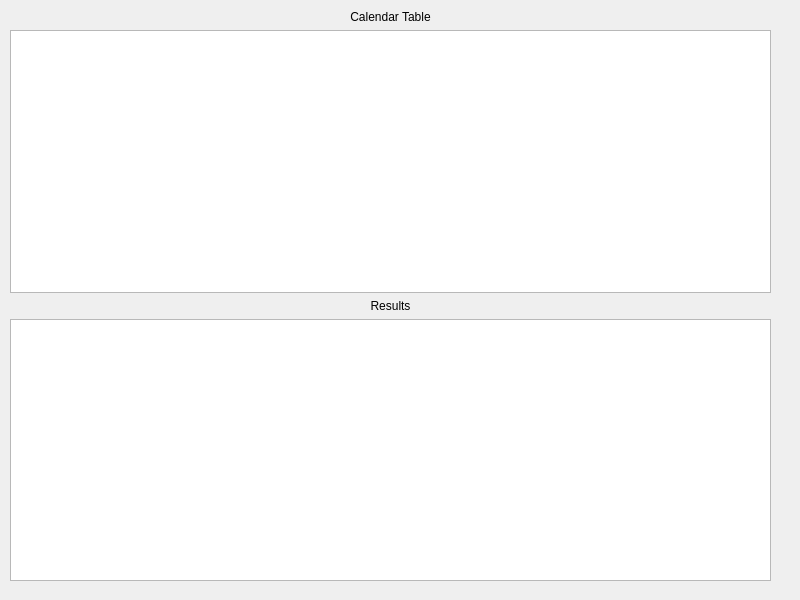
First picture: the form in runwindow.ui, repository ragrag/Inventory-Simulation-QT, before the edit.
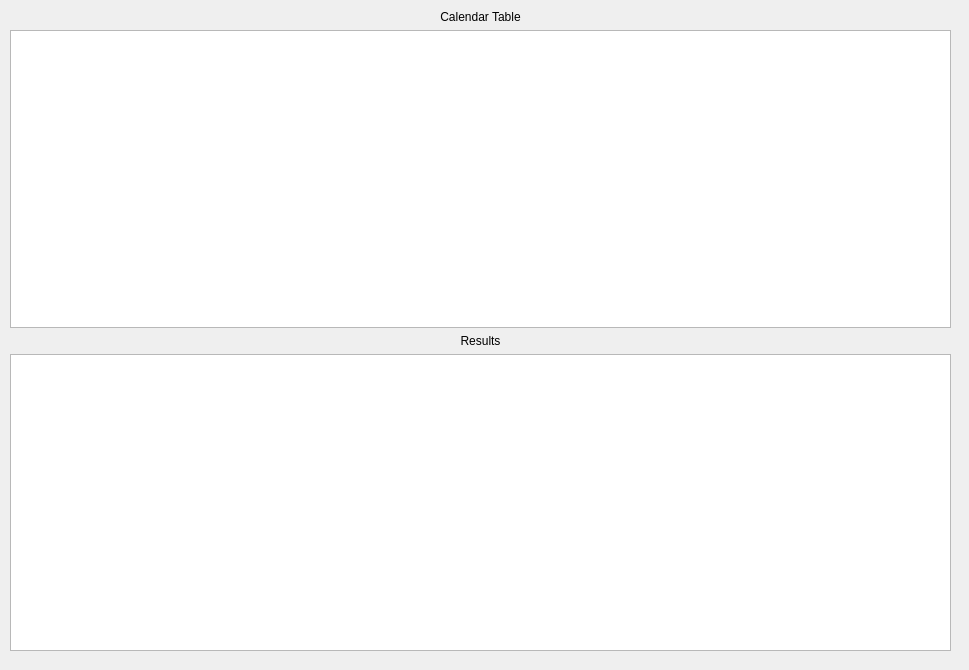
Second picture: the form after the edit.

Commit message: beleive it or not!

```diff
--- a/runwindow.ui
+++ b/runwindow.ui
@@ -6,8 +6,8 @@
    <rect>
     <x>0</x>
     <y>0</y>
-    <width>800</width>
-    <height>600</height>
+    <width>969</width>
+    <height>670</height>
    </rect>
   </property>
   <property name="windowTitle">
@@ -19,8 +19,8 @@
      <rect>
       <x>10</x>
       <y>10</y>
-      <width>761</width>
-      <height>571</height>
+      <width>941</width>
+      <height>641</height>
      </rect>
     </property>
     <layout class="QVBoxLayout" name="verticalLayout">
```
The commit also changes 2 other files.
